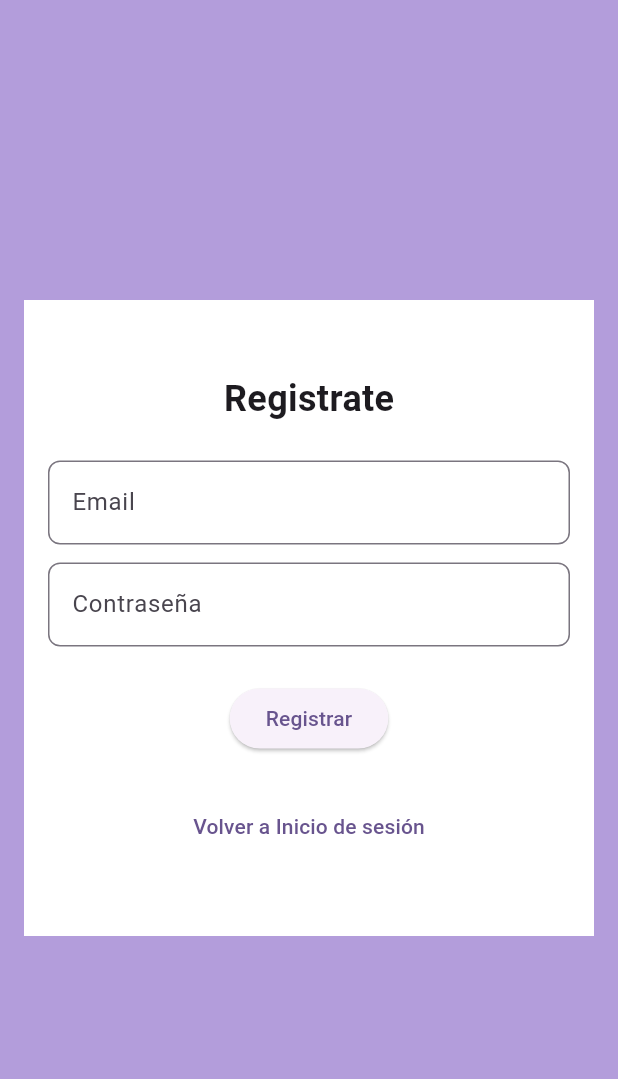
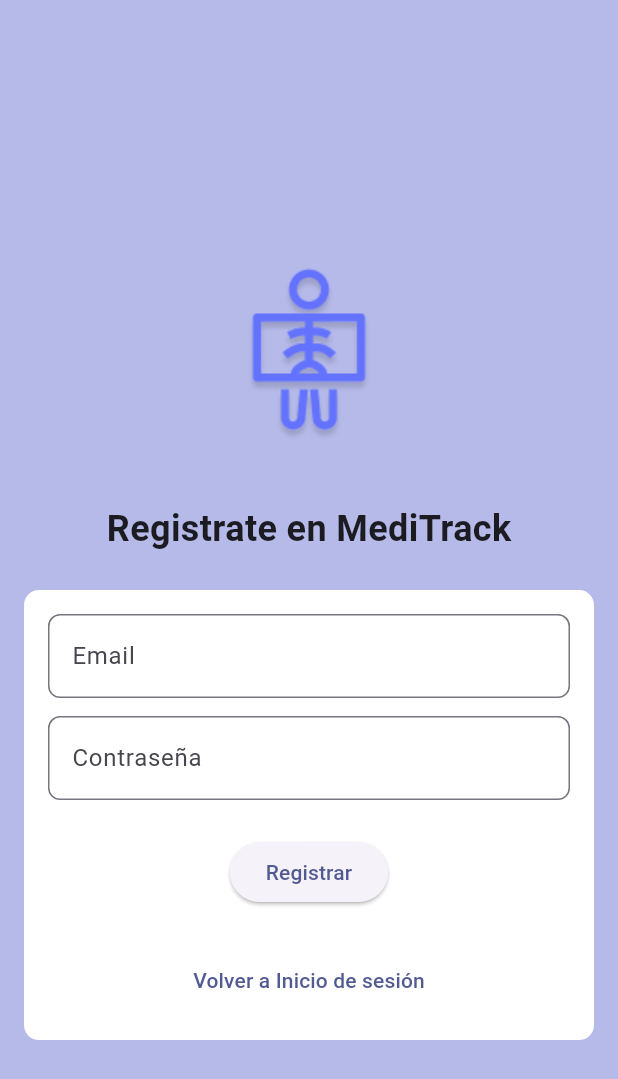
Before and after one commit to RogerCS17/g3_app_mobile, a Flutter app: the screen it shows after launch, after a tap on "¿No tienes una cuenta? Regístrate", on a phone screen of 412 x 824 dp. Shown: the top 1079 px of the screen. Run offline on Flutter 3.47's test engine with Material 3 defaults, Android fonts, the phone set to English and light mode, and no system bars; our stand-ins replace firebase_core, shared_preferences; accounts and stored records are empty.

Commit message:
fix: login and signup

```diff
--- a/analysis_options.yaml
+++ b/analysis_options.yaml
@@ -21,6 +21,7 @@ linter:
   # `// ignore_for_file: name_of_lint` syntax on the line or in the file
   # producing the lint.
   rules:
+    prefer_const_constructors: false
     # avoid_print: false  # Uncomment to disable the `avoid_print` rule
     # prefer_single_quotes: true  # Uncomment to enable the `prefer_single_quotes` rule
 
--- a/lib/main.dart
+++ b/lib/main.dart
@@ -40,7 +40,7 @@ class MyApp extends StatelessWidget {
         //
         // This works for code too, not just values: Most code changes can be
         // tested with just a hot reload.
-        colorScheme: ColorScheme.fromSeed(seedColor: Colors.deepPurple),
+        colorScheme: ColorScheme.fromSeed(seedColor: Color.fromARGB(255, 181, 186, 233)),
         useMaterial3: true,
       ),
       // home: const MyHomePage(title: 'Flutter Demo Home Page'),
--- a/lib/screens/login/login.dart
+++ b/lib/screens/login/login.dart
@@ -4,42 +4,64 @@ import 'package:g3_app_mobile/screens/sign_up/sign_up.dart';
 import 'package:g3_app_mobile/styles.dart';
 
 class LoginScreen extends StatelessWidget {
-  const LoginScreen({super.key});
+  const LoginScreen({Key? key});
 
   @override
   Widget build(BuildContext context) {
+    final heightSelector = MediaQuery.of(context).size.height / 5;
     return Scaffold(
       resizeToAvoidBottomInset: false,
-      body: SafeArea(
-        child: Container(
-          padding: const EdgeInsets.symmetric(horizontal: 16, vertical: 200),
-          color: Colors.deepPurple.shade200,
+      body: Container(
+        // Contenedor para establecer el color de fondo
+        color: Color.fromARGB(255, 181, 186, 233), // Color de fondo de la pantalla
         child: Center(
-            child: Container(
-              padding: const EdgeInsets.all(16),
-              color: Colors.white,
+          child: ListView(
+            // Utilizamos un ListView para permitir el desplazamiento
+            shrinkWrap: true,
+            children: [
+              SizedBox(height: 20), // Espacio entre la parte superior de la pantalla y la imagen
+              Center(
+                child: Image.asset(
+                  "assets/logo_app.png",
+                  height: heightSelector,
+                ),
+              ),
+              SizedBox(height: 20), // Espacio entre la imagen y el formulario
+              Padding(
+                padding: const EdgeInsets.symmetric(horizontal: 16),
                 child: Column(
                   mainAxisAlignment: MainAxisAlignment.center,
                   children: [
-                  const Text("Inicio de sesión", style: headline1),
-                  const SizedBox(
-                    height: 24,
+                    const Text("Bienvenido a MediTrack", style: headline1),
+                    const SizedBox(height: 24),
+                    Container(
+                      // Contenedor del formulario de inicio de sesión
+                      padding: const EdgeInsets.all(16),
+                      decoration: BoxDecoration(
+                        color: Colors.white,
+                        borderRadius: BorderRadius.circular(10), // Agregar un borde redondeado
                       ),
+                      child: Column(
+                        children: [
                           const LoginForm(),
-                  const SizedBox(
-                    height: 24,
-                  ),
+                          const SizedBox(height: 24),
                           TextButton(
                             onPressed: () {
                               Navigator.push(
                                 context,
                                 MaterialPageRoute(
-                                builder: (context) => const SignUpScreen()));
+                                    builder: (context) => const SignUpScreen()),
+                              );
                             },
-                      child: const Text("¿No tienes una cuenta? Regístrate"))
+                            child: const Text("¿No tienes una cuenta? Regístrate"),
+                          ),
                         ],
                       ),
                     ),
+                  ],
+                ),
+              ),
+            ],
           ),
         ),
       ),
--- a/lib/screens/sign_up/sign_up.dart
+++ b/lib/screens/sign_up/sign_up.dart
@@ -7,36 +7,60 @@ class SignUpScreen extends StatelessWidget {
 
   @override
   Widget build(BuildContext context) {
+    final heightSelector = MediaQuery.of(context).size.height / 5;
     return Scaffold(
       resizeToAvoidBottomInset: false,
-      body: SafeArea(
-        child: Container(
-          padding: const EdgeInsets.symmetric(horizontal: 16, vertical: 200),
-          color: Colors.deepPurple.shade200,
+      body: Container(
+        // Contenedor para establecer el color de fondo
+        color:
+            Color.fromARGB(255, 181, 186, 233), // Color de fondo de la pantalla
         child: Center(
-            child: Container(
-              padding: const EdgeInsets.all(16),
-              color: Colors.white,
+          child: ListView(
+            // Utilizamos un ListView para permitir el desplazamiento
+            shrinkWrap: true,
+            children: [
+              SizedBox(
+                  height:
+                      20), // Espacio entre la parte superior de la pantalla y la imagen
+              Center(
+                child: Image.asset(
+                  "assets/logo_app.png",
+                  height: heightSelector,
+                ),
+              ),
+              SizedBox(height: 20), // Espacio entre la imagen y el formulario
+              Padding(
+                padding: const EdgeInsets.symmetric(horizontal: 16),
                 child: Column(
                   mainAxisAlignment: MainAxisAlignment.center,
                   children: [
-                  const Text("Registrate", style: headline1),
-                  const SizedBox(
-                    height: 24,
+                    const Text("Registrate en MediTrack", style: headline1),
+                    const SizedBox(height: 24),
+                    Container(
+                      // Contenedor del formulario de inicio de sesión
+                      padding: const EdgeInsets.all(16),
+                      decoration: BoxDecoration(
+                        color: Colors.white,
+                        borderRadius: BorderRadius.circular(
+                            10), // Agregar un borde redondeado
                       ),
+                      child: Column(
+                        children: [
                           const SignUpForm(),
-                  const SizedBox(
-                    height: 24,
-                  ),
+                          const SizedBox(height: 24),
                           TextButton(
                             onPressed: () {
                               Navigator.pop(context);
                             },
                             child: const Text("Volver a Inicio de sesión"),
-                  )
+                          ),
                         ],
                       ),
                     ),
+                  ],
+                ),
+              ),
+            ],
           ),
         ),
       ),
--- a/pubspec.yaml
+++ b/pubspec.yaml
@@ -62,6 +62,8 @@ flutter:
   # included with your application, so that you can use the icons in
   # the material Icons class.
   uses-material-design: true
+  assets:
+    - assets/
 
   # To add assets to your application, add an assets section, like this:
   # assets:
```
Also changed, not shown: assets/logo_app.png (added). Lines whose indentation alone changed are shown as unchanged.
